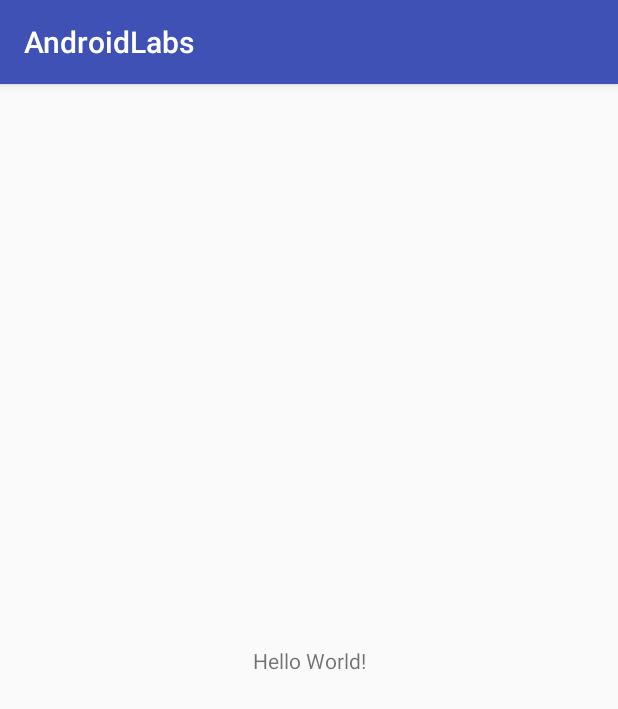
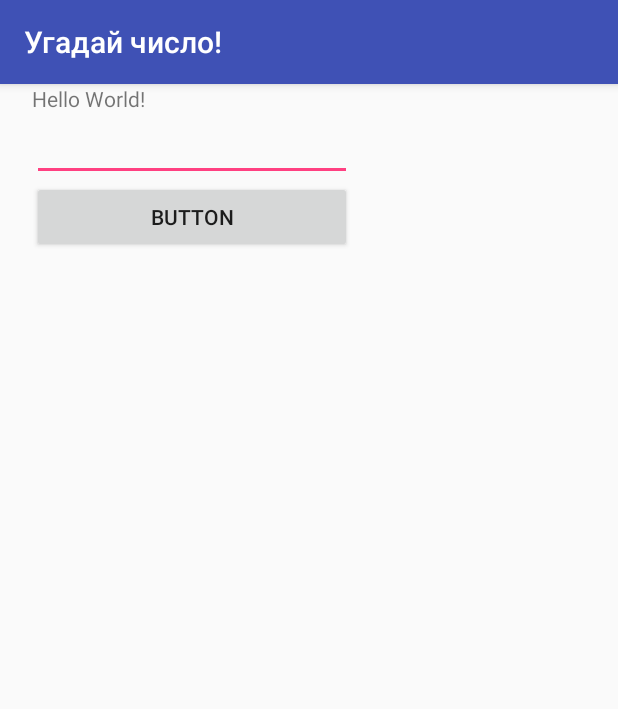
Before and after one commit to AnnGabr/Mobile, an Android app: the screen it shows after launch (MainActivity), on a phone screen of 412 x 824 dp. Shown: the top 709 px of the screen. Run offline under Robolectric (Android 15) with nearby library versions, the phone set to English and light mode, and no system bars.

Commit message:
string constants added

```diff
--- a/lab_2_guess_number/src/main/res/layout/activity_main.xml
+++ b/lab_2_guess_number/src/main/res/layout/activity_main.xml
@@ -5,9 +5,53 @@
     xmlns:tools="http://schemas.android.com/tools" android:layout_width="match_parent"
     android:layout_height="match_parent" tools:context="anngabr.androidlabs.MainActivity">
 
-    <TextView android:layout_width="wrap_content" android:layout_height="wrap_content"
-        android:text="Hello World!" app:layout_constraintBottom_toBottomOf="parent"
-        app:layout_constraintLeft_toLeftOf="parent" app:layout_constraintRight_toRightOf="parent"
-        app:layout_constraintTop_toTopOf="parent" />
+    <TableLayout
+        android:layout_width="370dp"
+        android:layout_height="499dp"
+        tools:layout_editor_absoluteY="4dp"
+        android:layout_marginLeft="8dp"
+        app:layout_constraintLeft_toLeftOf="parent"
+        android:layout_marginRight="8dp"
+        app:layout_constraintRight_toRightOf="parent">
+
+        <TableRow
+            android:layout_width="match_parent"
+            android:layout_height="match_parent" >
+
+            <TextView
+                android:id="@+id/textView"
+                android:layout_width="wrap_content"
+                android:layout_height="wrap_content"
+                android:text="Hello World!"
+                app:layout_constraintBottom_toBottomOf="parent"
+                app:layout_constraintLeft_toLeftOf="parent"
+                app:layout_constraintRight_toRightOf="parent"
+                app:layout_constraintTop_toTopOf="parent" />
+        </TableRow>
+
+        <TableRow
+            android:layout_width="match_parent"
+            android:layout_height="match_parent" >
+
+            <EditText
+                android:id="@+id/editText"
+                android:layout_width="wrap_content"
+                android:layout_height="wrap_content"
+                android:ems="10"
+                android:inputType="numberDecimal" />
+        </TableRow>
+
+        <TableRow
+            android:layout_width="match_parent"
+            android:layout_height="match_parent" >
+
+            <Button
+                android:id="@+id/button"
+                android:layout_width="wrap_content"
+                android:layout_height="wrap_content"
+                android:text="Button" />
+        </TableRow>
+
+    </TableLayout>
 
 </android.support.constraint.ConstraintLayout>
--- a/lab_2_guess_number/src/main/res/values/strings.xml
+++ b/lab_2_guess_number/src/main/res/values/strings.xml
@@ -1,3 +1,10 @@
 <resources>
-    <string name="app_name">AndroidLabs</string>
+    <string name="app_name">Угадай число!</string>
+    <string name="behind">Недолёт!</string>
+    <string name="ahead">Перелёт!</string>
+    <string name="hit">В точку!</string>
+    <string name="input_value">Ввести значение</string>
+    <string name="play_more">Сыграть ещё</string>
+    <string name="try_to_guess">Угадай число (1 &#8211; 100)</string>
+    <string name="error">Неверный ввод!</string>
 </resources>
```
